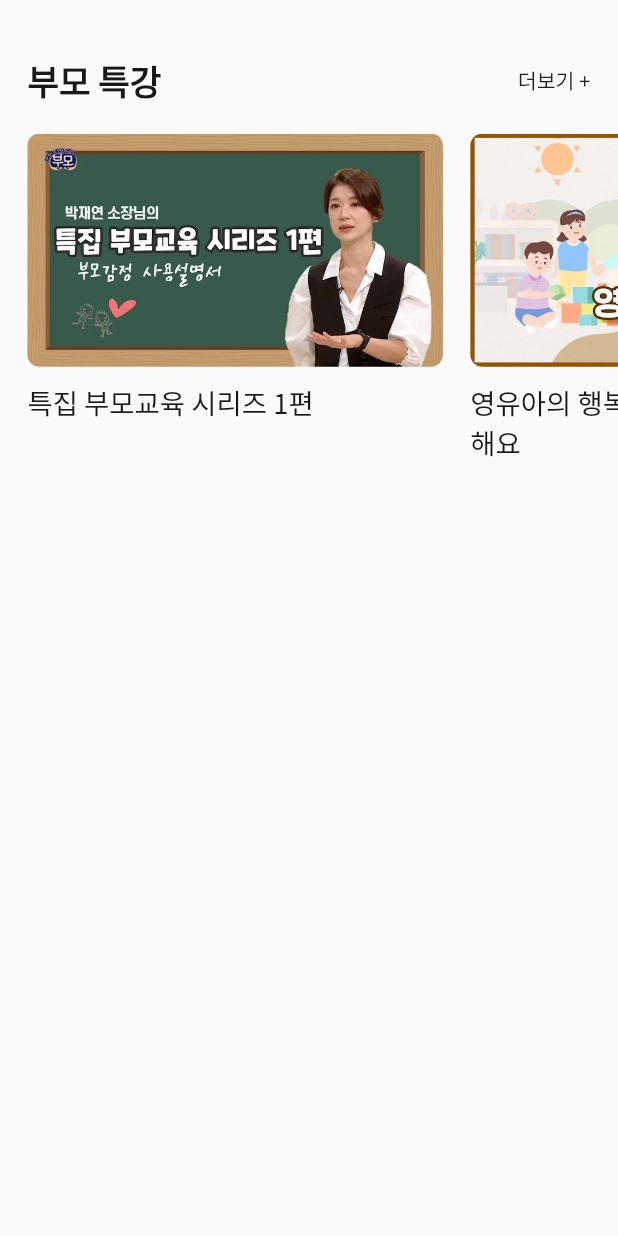
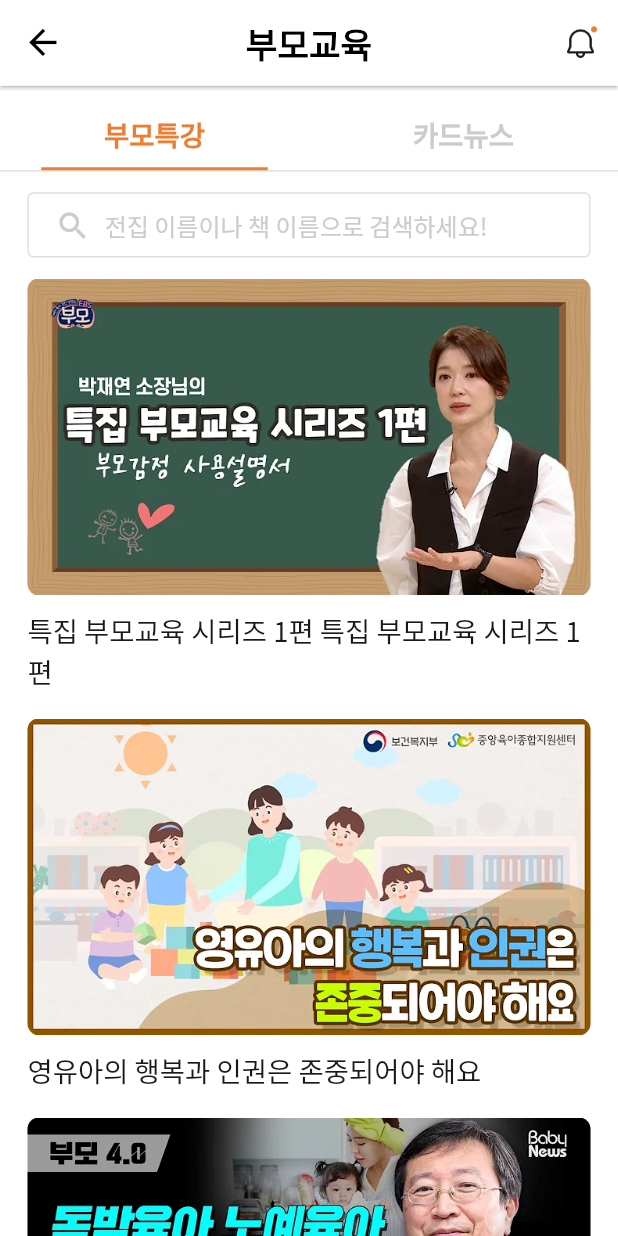
Before and after one commit to mong9nuna/AramiTest, a Flutter app: the ParentingParentaleduCard widget shown alone on an empty page, opened directly, after a tap on "더보기 +", on a phone screen of 412 x 824 dp. Run offline on Flutter 3.47's test engine with Material 2 defaults, Android fonts, the light colour scheme and no system bars; our stand-ins replace dio, image_picker, open_file, video_player.

Commit message:
부모교육 1차

```diff
--- a/lib/mypage/view/mypage_event_screen.dart
+++ b/lib/mypage/view/mypage_event_screen.dart
@@ -80,7 +80,7 @@ class MypageEventScreen extends StatelessWidget {
                           },
                           child: SizedBox(
                             width: 328.0 * getScaleWidth(context),
-                            height: 186.0 * getScaleWidth(context),
+                            height: 185.0 * getScaleWidth(context),
                             child: Image.asset(
                               itemList[index]['thumbnail'],
                               fit: BoxFit.cover,
--- a/lib/parenting/component/parenting_parentaledu_card.dart
+++ b/lib/parenting/component/parenting_parentaledu_card.dart
@@ -1,6 +1,7 @@
 import 'package:arami/common/const/colors.dart';
 import 'package:arami/common/const/fonts.dart';
 import 'package:arami/common/const/size.dart';
+import 'package:arami/parenting/view/parenting_parentaledu_screen.dart';
 import 'package:flutter/material.dart';
 
 class ParentingParentaleduCard extends StatelessWidget {
@@ -52,7 +53,12 @@ class ParentingParentaleduCard extends StatelessWidget {
               ),
               GestureDetector(
                 onTap: () {
-                  print('부모특강 더보기 작동');
+                  Navigator.of(context).push(
+                    MaterialPageRoute(
+                      builder: (context) =>
+                          ParentingParentaleduScreen(initialIndex: 0),
+                    ),
+                  );
                 },
                 child: Text(
                   '더보기 +',
@@ -65,23 +71,23 @@ class ParentingParentaleduCard extends StatelessWidget {
           ),
         ),
         Container(
-          height: 192.0 * getScaleWidth(context),
+          height: 193.0 * getScaleWidth(context),
           child: ListView.builder(
             scrollDirection: Axis.horizontal,
             itemCount: parentaleduItem.length,
             itemBuilder: (BuildContext context, int index) {
               return GestureDetector(
-                onTap: (){
+                onTap: () {
                   print('영상 아이디 : ${parentaleduItem[index]['id']} 작동');
                 },
                 child: Padding(
                   padding: index == 0
                       ? EdgeInsets.only(
-                    left: 16.0 * getScaleWidth(context),
-                    right: 8.0 * getScaleWidth(context),
-                  )
+                          left: 16.0 * getScaleWidth(context),
+                          right: 8.0 * getScaleWidth(context),
+                        )
                       : EdgeInsets.symmetric(
-                      horizontal: 8.0 * getScaleWidth(context)),
+                          horizontal: 8.0 * getScaleWidth(context)),
                   child: Column(
                     crossAxisAlignment: CrossAxisAlignment.start,
                     children: [
--- /dev/null
+++ b/lib/parenting/view/parenting_parentaledu_screen.dart
@@ -0,0 +1,319 @@
+import 'package:arami/common/component/custom_tab.dart';
+import 'package:arami/common/const/colors.dart';
+import 'package:arami/common/const/fonts.dart';
+import 'package:arami/common/const/size.dart';
+import 'package:arami/common/layout/default_layout.dart';
+import 'package:flutter/material.dart';
+
+import '../../common/component/custom_search_bar.dart';
+
+class ParentingParentaleduScreen extends StatefulWidget {
+  final int initialIndex;
+
+  const ParentingParentaleduScreen({
+    required this.initialIndex,
+    Key? key,
+  }) : super(key: key);
+
+  @override
+  State<ParentingParentaleduScreen> createState() =>
+      _ParentingParentaleduScreenState();
+}
+
+class _ParentingParentaleduScreenState
+    extends State<ParentingParentaleduScreen> {
+  @override
+  Widget build(BuildContext context) {
+    final List<Map<String, dynamic>> parentaleduItem = [
+      {
+        'id': '001',
+        'title': '특집 부모교육 시리즈 1편 특집 부모교육 시리즈 1편',
+        'thumbNail': 'asset/img/sample/parentaledu_sample_1.png',
+      },
+      {
+        'id': '002',
+        'title': '영유아의 행복과 인권은 존중되어야 해요',
+        'thumbNail': 'asset/img/sample/parentaledu_sample_2.png',
+      },
+      {
+        'id': '003',
+        'title': '하녀육아 벗어나는 방법',
+        'thumbNail': 'asset/img/sample/parentaledu_sample_3.png',
+      },
+      {
+        'id': '004',
+        'title': '절대 휘둘리지 않는 방법',
+        'thumbNail': 'asset/img/sample/parentaledu_sample_4.png',
+      }
+    ];
+    final List<Map<String, dynamic>> cardnewsItem = [
+      {
+        'id': '001',
+        'thumbnail': 'asset/img/sample/parenting_cardnews_sample.png',
+      },
+      {
+        'id': '002',
+        'thumbnail': 'asset/img/sample/parenting_cardnews_sample.png',
+      },
+      {
+        'id': '003',
+        'thumbnail': 'asset/img/sample/parenting_cardnews_sample.png',
+      },
+      {
+        'id': '001',
+        'thumbnail': 'asset/img/sample/parenting_cardnews_sample.png',
+      },
+      {
+        'id': '002',
+        'thumbnail': 'asset/img/sample/parenting_cardnews_sample.png',
+      },
+      {
+        'id': '003',
+        'thumbnail': 'asset/img/sample/parenting_cardnews_sample.png',
+      },
+      {
+        'id': '001',
+        'thumbnail': 'asset/img/sample/parenting_cardnews_sample.png',
+      },
+      {
+        'id': '002',
+        'thumbnail': 'asset/img/sample/parenting_cardnews_sample.png',
+      },
+      {
+        'id': '003',
+        'thumbnail': 'asset/img/sample/parenting_cardnews_sample.png',
+      },
+      {
+        'id': '001',
+        'thumbnail': 'asset/img/sample/parenting_cardnews_sample.png',
+      },
+      {
+        'id': '002',
+        'thumbnail': 'asset/img/sample/parenting_cardnews_sample.png',
+      },
+      {
+        'id': '003',
+        'thumbnail': 'asset/img/sample/parenting_cardnews_sample.png',
+      },
+      {
+        'id': '001',
+        'thumbnail': 'asset/img/sample/parenting_cardnews_sample.png',
+      },
+      {
+        'id': '002',
+        'thumbnail': 'asset/img/sample/parenting_cardnews_sample.png',
+      },
+      {
+        'id': '003',
+        'thumbnail': 'asset/img/sample/parenting_cardnews_sample.png',
+      },
+      {
+        'id': '001',
+        'thumbnail': 'asset/img/sample/parenting_cardnews_sample.png',
+      },
+      {
+        'id': '002',
+        'thumbnail': 'asset/img/sample/parenting_cardnews_sample.png',
+      },
+      {
+        'id': '003',
+        'thumbnail': 'asset/img/sample/parenting_cardnews_sample.png',
+      },
+      {
+        'id': '001',
+        'thumbnail': 'asset/img/sample/parenting_cardnews_sample.png',
+      },
+      {
+        'id': '002',
+        'thumbnail': 'asset/img/sample/parenting_cardnews_sample.png',
+      },
+      {
+        'id': '003',
+        'thumbnail': 'asset/img/sample/parenting_cardnews_sample.png',
+      },
+      {
+        'id': '001',
+        'thumbnail': 'asset/img/sample/parenting_cardnews_sample.png',
+      },
+      {
+        'id': '002',
+        'thumbnail': 'asset/img/sample/parenting_cardnews_sample.png',
+      },
+      {
+        'id': '003',
+        'thumbnail': 'asset/img/sample/parenting_cardnews_sample.png',
+      },
+    ];
+
+    List<Widget> tabs = [
+      Tab(
+        height: 50.0 * getScaleWidth_Max(context),
+        child: Container(
+          width: 132.0 * getScaleWidth(context),
+          alignment: Alignment.bottomCenter,
+          child: Padding(
+            padding: EdgeInsets.only(
+              //top: 8.0 * getScaleWidth(context),
+              bottom: 8.0 * getScaleWidth(context),
+            ),
+            child: const Text(
+              '부모특강',
+            ),
+          ),
+        ),
+      ),
+      Tab(
+        height: 50.0 * getScaleWidth_Max(context),
+        child: Container(
+          width: 132.0 * getScaleWidth(context),
+          alignment: Alignment.bottomCenter,
+          child: Padding(
+            padding: EdgeInsets.only(
+              //top: 8.0 * getScaleWidth(context),
+              bottom: 8.0 * getScaleWidth(context),
+            ),
+            child: const Text(
+              '카드뉴스',
+            ),
+          ),
+        ),
+      ),
+    ];
+
+    List<Widget> tabView = [
+      Container(
+        child: SingleChildScrollView(
+          child: Column(
+            children: [
+              Padding(
+                padding: EdgeInsets.symmetric(
+                  horizontal: 16.0 * getScaleWidth(context),
+                  vertical: 12.0 * getScaleWidth(context),
+                ),
+                child: CustomSearchBar(),
+              ),
+              ListView.builder(
+                physics: NeverScrollableScrollPhysics(),
+                shrinkWrap: true,
+                itemCount: parentaleduItem.length,
+                itemBuilder: (BuildContext context, int index) {
+                  return Padding(
+                    padding: EdgeInsets.symmetric(
+                      horizontal: 16.0 * getScaleWidth(context),
+                    ),
+                    child: GestureDetector(
+                      onTap: () {
+                        print('영상 아이디 : ${parentaleduItem[index]['id']}작동');
+                      },
+                      child: Column(
+                        crossAxisAlignment: CrossAxisAlignment.start,
+                        children: [
+                          Container(
+                            width: 328.0 * getScaleWidth(context),
+                            height: 185.0 * getScaleWidth(context),
+                            child: ClipRRect(
+                              borderRadius: BorderRadius.circular(8.0),
+                              child: Image.asset(
+                                parentaleduItem[index]['thumbNail'],
+                              ),
+                            ),
+                          ),
+                          Padding(
+                            padding: EdgeInsets.only(
+                              top: 8.0 * getScaleWidth(context),
+                              bottom: 16.0 * getScaleWidth(context),
+                            ),
+                            child: SizedBox(
+                              width: 328.0 * getScaleWidth(context),
+                              child: Text(
+                                parentaleduItem[index]['title'],
+                                style: BODY3_REGULAR.copyWith(
+                                  fontSize: 16.0 * getFontWidth(context),
+                                  color: GRAY090,
+                                ),
+                                overflow: TextOverflow.ellipsis,
+                                maxLines: 2,
+                              ),
+                            ),
+                          ),
+                        ],
+                      ),
+                    ),
+                  );
+                },
+              ),
+            ],
+          ),
+        ),
+      ),
+      Container(
+        child: SingleChildScrollView(
+          child: Padding(
+            padding: EdgeInsets.symmetric(
+              horizontal: 16.0 * getScaleWidth(context),
+            ),
+            child: Column(
+              children: [
+                Padding(
+                  padding: EdgeInsets.symmetric(
+                    vertical: 12.0 * getScaleWidth(context),
+                  ),
+                  child: CustomSearchBar(),
+                ),
+                GridView.builder(
+                  itemCount: cardnewsItem.length,
+                  physics: const NeverScrollableScrollPhysics(),
+                  shrinkWrap: true,
+                  gridDelegate: SliverGridDelegateWithFixedCrossAxisCount(
+                    crossAxisCount: 3,
+                    childAspectRatio: 1,
+                    mainAxisSpacing: 8.0 * getScaleWidth_Max(context),
+                    crossAxisSpacing: 8.0 * getScaleWidth_Max(context),
+                  ),
+                  itemBuilder: (BuildContext context, int index) {
+                    return GestureDetector(
+                      onTap: (){
+                        print('${parentaleduItem[index]['id']} 들어가기');
+                      },
+                      child: SizedBox(
+                        width: 104.0 * getScaleWidth_Max(context),
+                        height: 104.0 * getScaleWidth_Max(context),
+                        child: ClipRRect(
+                          borderRadius: BorderRadius.circular(4.0),
+                          child: Image.asset(cardnewsItem[index]['thumbnail']),
+                        ),
+                      ),
+                    );
+                  },
+                )
+              ],
+            ),
+          ),
+        ),
+      ),
+    ];
+
+    return DefaultLayout(
+      appbarPointView: false,
+      appbarType: true,
+      logoType: false,
+      appTitle: '부모교육',
+      elevations: 1,
+      notiButton: true,
+      child: CustomTab(
+        length: 2,
+        initialIndex: widget.initialIndex,
+        labelStyle: BODY3_BOLD.copyWith(
+          fontSize: 16.0 * getFontWidth(context),
+          color: MAIN_COLOR,
+        ),
+        unselectedLabelStyle: BODY3_BOLD.copyWith(
+          fontSize: 16.0 * getFontWidth(context),
+          color: GRAY020,
+        ),
+        tabs: tabs,
+        tabView: tabView,
+      ),
+    );
+  }
+}
```
